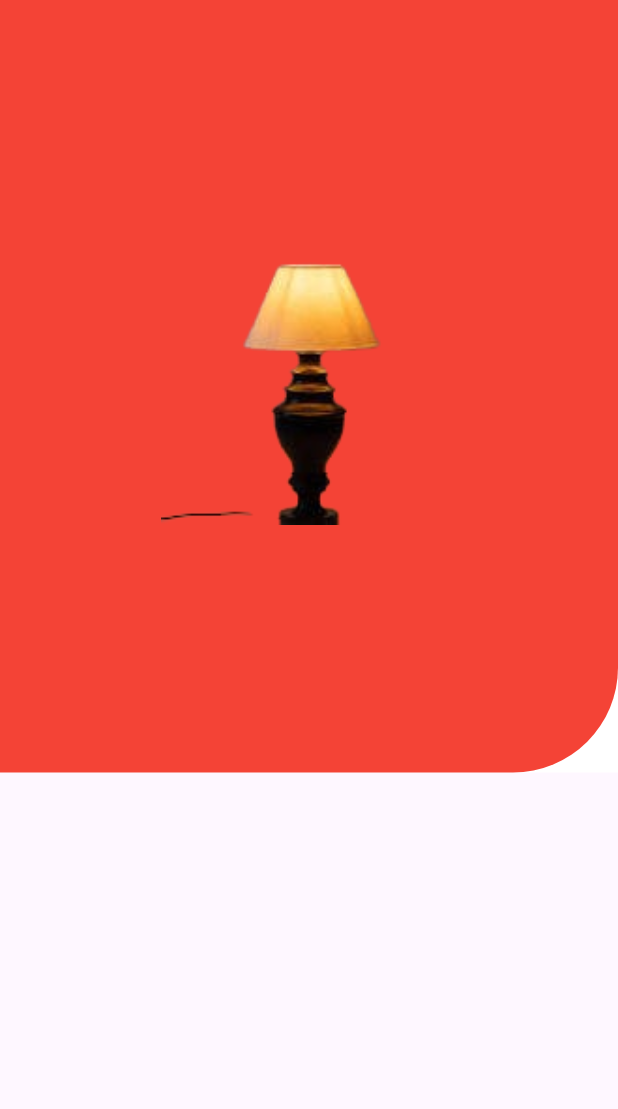
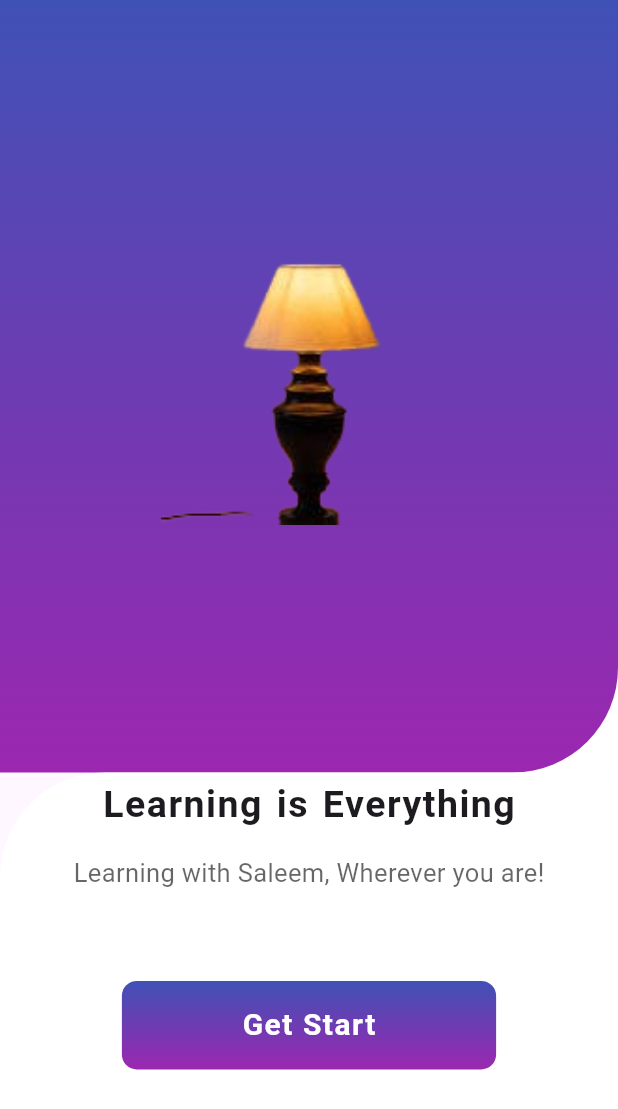
Before and after one commit to SaleemShah9266/education_app, a Flutter app: the screen it shows after launch, on a phone screen of 412 x 824 dp. Shown: the top 1109 px of the screen. Run offline on Flutter 3.47's test engine with Material 3 defaults, Android fonts, the phone set to English and light mode, and no system bars.

Commit message:
data and model added

```diff
--- a/lib/Screens/WelcomeScreen.dart
+++ b/lib/Screens/WelcomeScreen.dart
@@ -24,7 +24,14 @@ class WelcomeScreen extends StatelessWidget {
                   width: MediaQuery.of(context).size.width,
                   height: MediaQuery.of(context).size.height / 1.6,
                   decoration: BoxDecoration(
-                    color: Colors.red,
+                    gradient: LinearGradient(
+                      begin: Alignment.topCenter,
+                      end: Alignment.bottomCenter,
+                      colors: [
+                        Colors.indigo,
+                        Colors.purple,
+                      ],
+                    ),
                     borderRadius:
                         BorderRadius.only(bottomRight: Radius.circular(70)),
                   ),
@@ -36,6 +43,76 @@ class WelcomeScreen extends StatelessWidget {
                   ),
                 ),
               ],
+            ),
+            Align(
+              alignment: Alignment.bottomCenter,
+              child: Container(
+                width: MediaQuery.of(context).size.width,
+                height: MediaQuery.of(context).size.height / 2.666,
+                padding: EdgeInsets.only(top: 4, bottom: 30),
+                decoration: BoxDecoration(
+                  color: Colors.white,
+                  borderRadius: BorderRadius.only(
+                    topLeft: Radius.circular(70),
+                  ),
+                ),
+                child: Column(
+                  children: [
+                    Text(
+                      "Learning is Everything",
+                      style: TextStyle(
+                        fontSize: 25,
+                        fontWeight: FontWeight.w600,
+                        letterSpacing: 1,
+                        wordSpacing: 2,
+                      ),
+                    ),
+                    SizedBox(
+                      height: 15,
+                    ),
+                    Padding(
+                      padding: EdgeInsets.symmetric(horizontal: 40),
+                      child: Text(
+                        "Learning with Saleem, Wherever you are!",
+                        style: TextStyle(
+                          fontSize: 17,
+                          color: Colors.black.withOpacity(0.6),
+                        ),
+                      ),
+                    ),
+                    SizedBox(
+                      height: 60,
+                    ),
+                    Container(
+                      padding:
+                          EdgeInsets.symmetric(vertical: 15, horizontal: 80),
+                      decoration: BoxDecoration(
+                        borderRadius: BorderRadius.circular(10),
+                        gradient: LinearGradient(
+                          begin: Alignment.topCenter,
+                          end: Alignment.bottomCenter,
+                          colors: [
+                            Colors.indigo,
+                            Colors.purple,
+                          ],
+                        ),
+                      ),
+                      child: InkWell(
+                        onTap: () {},
+                        child: Text(
+                          "Get Start",
+                          style: TextStyle(
+                            fontSize: 20,
+                            color: Colors.white,
+                            fontWeight: FontWeight.bold,
+                            letterSpacing: 1,
+                          ),
+                        ),
+                      ),
+                    )
+                  ],
+                ),
+              ),
             )
           ],
         ),
--- /dev/null
+++ b/lib/data/data.dart
@@ -0,0 +1,240 @@
+import 'package:education_app/model/model.dart';
+
+class Data {
+  static List<Category> categories = [
+    Category(
+      name: 'Flutter',
+      image: 'assets/Flutter.png',
+      quizSets: [
+        QuizSet(
+          name: 'Quiz Set 1',
+          questions: [
+            Question(
+              'What is Flutter?',
+              [
+                'A UI framework',
+                'A programming language',
+                'An operating system',
+                'None of the above'
+              ],
+              0,
+            ),
+            Question(
+              'What language is Flutter written in?',
+              ['Dart', 'Java', 'Kotlin', 'C++'],
+              0,
+            ),
+            Question(
+              'What is hot reload in Flutter?',
+              [
+                'A feature for quickly seeing changes in code',
+                'A widget',
+                'A plugin',
+                'None of the above'
+              ],
+              0,
+            ),
+            Question(
+              'Which widget is used to display images in Flutter?',
+              ['Image', 'ImageView', 'ImageBox', 'ImageDisplay'],
+              0,
+            ),
+            Question(
+              'What is the purpose of MaterialApp widget in Flutter?',
+              [
+                'To create a Material Design app',
+                'To define app theme',
+                'To handle app routing',
+                'None of the above'
+              ],
+              0,
+            ),
+            Question(
+              'What is a StatefulWidget in Flutter?',
+              [
+                'A widget with mutable state',
+                'A static widget',
+                'A stateless widget',
+                'None of the above'
+              ],
+              0,
+            ),
+            Question(
+              'What is the purpose of setState() method in Flutter?',
+              [
+                'To update the state of a StatefulWidget',
+                'To build the UI',
+                'To navigate to another screen',
+                'None of the above'
+              ],
+              0,
+            ),
+            Question(
+              'What is the purpose of Scaffold widget in Flutter?',
+              [
+                'To implement basic material design layout structure',
+                'To handle user input',
+                'To display images',
+                'None of the above'
+              ],
+              0,
+            ),
+            Question(
+              'What is the main function in Flutter?',
+              [
+                'Entry point of the app',
+                'To define app theme',
+                'To define app routing',
+                'None of the above'
+              ],
+              0,
+            ),
+            Question(
+              'What is the purpose of pubspec.yaml file in Flutter project?',
+              [
+                'To define project dependencies',
+                'To define UI layout',
+                'To define app theme',
+                'None of the above'
+              ],
+              0,
+            ),
+          ],
+        ),
+        QuizSet(
+          name: 'Quiz Set 2',
+          questions: [
+            Question(
+              'What is a widget in Flutter?',
+              [
+                'A building block of the user interface',
+                'A programming language',
+                'A UI framework',
+                'None of the above'
+              ],
+              0,
+            ),
+            Question(
+              'What is the purpose of StatelessWidget in Flutter?',
+              [
+                'To represent immutable UI',
+                'To handle user input',
+                'To manage app state',
+                'None of the above'
+              ],
+              0,
+            ),
+            Question(
+              'What is the difference between hot reload and hot restart in Flutter?',
+              [
+                'Hot reload updates the UI without restarting the app',
+                'Hot restart restarts the app',
+                'They are the same',
+                'None of the above'
+              ],
+              0,
+            ),
+            Question(
+              'What is the purpose of the Material class in Flutter?',
+              [
+                'To implement Material Design',
+                'To define app theme',
+                'To manage app routing',
+                'None of the above'
+              ],
+              0,
+            ),
+            Question(
+              'What is the purpose of Cupertino widgets in Flutter?',
+              [
+                'To implement iOS-style UI',
+                'To handle user input',
+                'To display images',
+                'None of the above'
+              ],
+              0,
+            ),
+          ],
+        ),
+        // Add more quiz sets for Flutter
+      ],
+    ),
+    Category(
+      name: 'React Native',
+      image: 'assets/React Native.png',
+      quizSets: [
+        QuizSet(
+          name: 'Quiz Set 1',
+          questions: [
+            // Add questions for Quiz Set 1 of React Native
+          ],
+        ),
+        QuizSet(
+          name: 'Quiz Set 2',
+          questions: [
+            // Add questions for Quiz Set 2 of React Native
+          ],
+        ),
+        QuizSet(
+          name: 'Quiz Set 3',
+          questions: [
+            // Add questions for Quiz Set 3 of React Native
+          ],
+        ),
+      ],
+    ),
+    Category(
+      name: 'Python',
+      image: 'assets/Python.png',
+      quizSets: [
+        QuizSet(
+          name: 'Quiz Set 1',
+          questions: [
+            // Add questions for Quiz Set 1 of Python
+          ],
+        ),
+        QuizSet(
+          name: 'Quiz Set 2',
+          questions: [
+            // Add questions for Quiz Set 2 of Python
+          ],
+        ),
+        QuizSet(
+          name: 'Quiz Set 3',
+          questions: [
+            // Add questions for Quiz Set 3 of Python
+          ],
+        ),
+      ],
+    ),
+    // Add more categories with quiz sets and questions
+    Category(
+      name: 'C#',
+      image: 'assets/C#.png',
+      quizSets: [
+        QuizSet(
+          name: 'Quiz Set 1',
+          questions: [
+            // Add questions for Quiz Set 1 of Python
+          ],
+        ),
+        QuizSet(
+          name: 'Quiz Set 2',
+          questions: [
+            // Add questions for Quiz Set 2 of Python
+          ],
+        ),
+        QuizSet(
+          name: 'Quiz Set 3',
+          questions: [
+            // Add questions for Quiz Set 3 of Python
+          ],
+        ),
+      ],
+    ),
+    // Add more categories with quiz sets and questions
+
+
+
+  ];
+}
--- /dev/null
+++ b/lib/model/model.dart
@@ -0,0 +1,22 @@
+class Category {
+  final String name;
+  final String image;
+  final List<QuizSet> quizSets;
+
+  Category({required this.name, required this.image, required this.quizSets});
+}
+
+class QuizSet {
+  final String name;
+  final List<Question> questions;
+
+  QuizSet({required this.name, required this.questions});
+}
+
+class Question {
+  String question;
+  List<String> options;
+  int selectedIndex;
+
+  Question(this.question, this.options, this.selectedIndex);
+}
```
